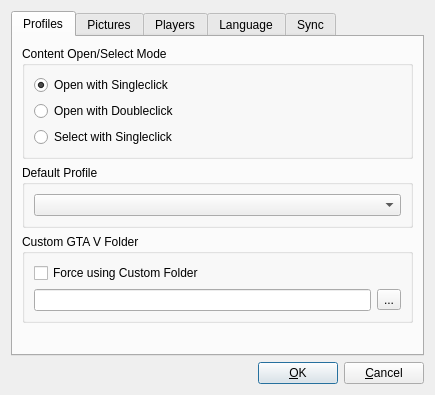
Qt form OptionsDialog.ui (SyDevTeam/gta5view) before a commit.
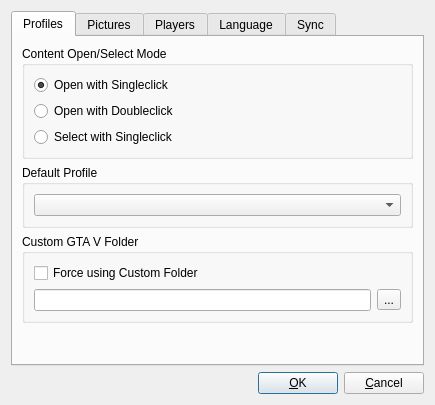
The same form after that commit. Icons and pictures are not drawn.

The edit to the form file:
```diff
--- a/OptionsDialog.ui
+++ b/OptionsDialog.ui
@@ -7,7 +7,7 @@
     <x>0</x>
     <y>0</y>
     <width>435</width>
-    <height>375</height>
+    <height>405</height>
    </rect>
   </property>
   <property name="windowTitle">
@@ -453,6 +453,12 @@
      </item>
      <item>
       <widget class="QPushButton" name="cmdOK">
+       <property name="sizePolicy">
+        <sizepolicy hsizetype="Minimum" vsizetype="Minimum">
+         <horstretch>0</horstretch>
+         <verstretch>0</verstretch>
+        </sizepolicy>
+       </property>
        <property name="text">
         <string extracomment="OK, Cancel, Apply">&amp;OK</string>
        </property>
@@ -460,6 +466,12 @@
      </item>
      <item>
       <widget class="QPushButton" name="cmdClose">
+       <property name="sizePolicy">
+        <sizepolicy hsizetype="Minimum" vsizetype="Minimum">
+         <horstretch>0</horstretch>
+         <verstretch>0</verstretch>
+        </sizepolicy>
+       </property>
        <property name="text">
         <string extracomment="OK, Cancel, Apply">&amp;Cancel</string>
        </property>
```
Left out of the diff: 6 changed lines with no effect on the pictures.
